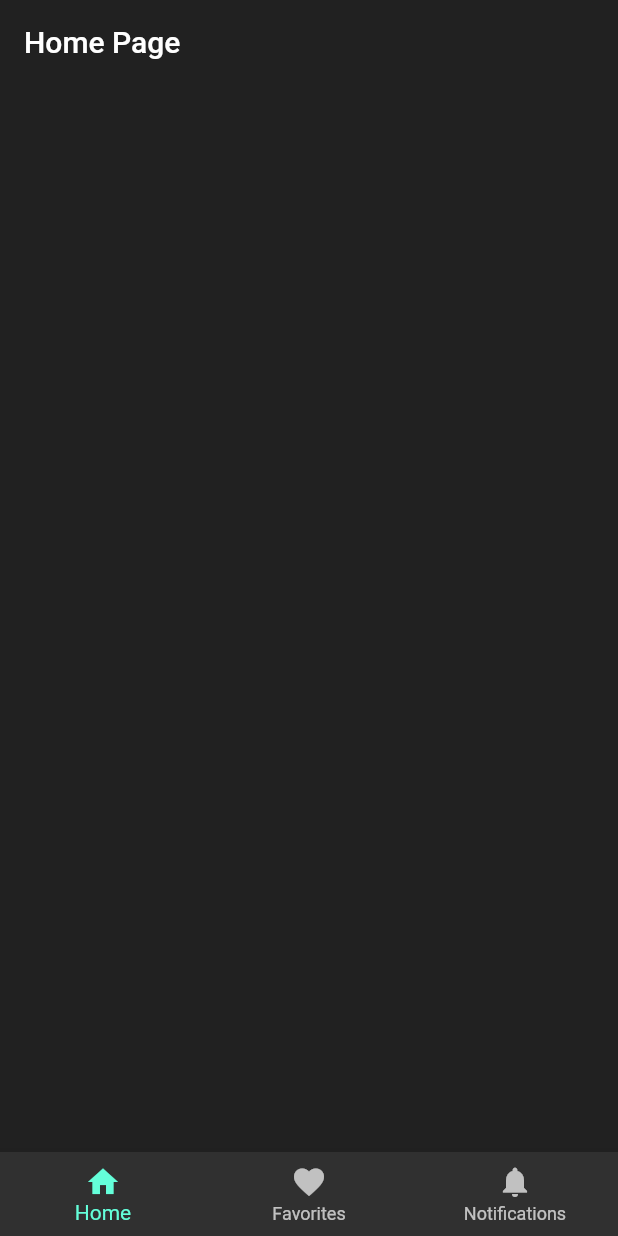
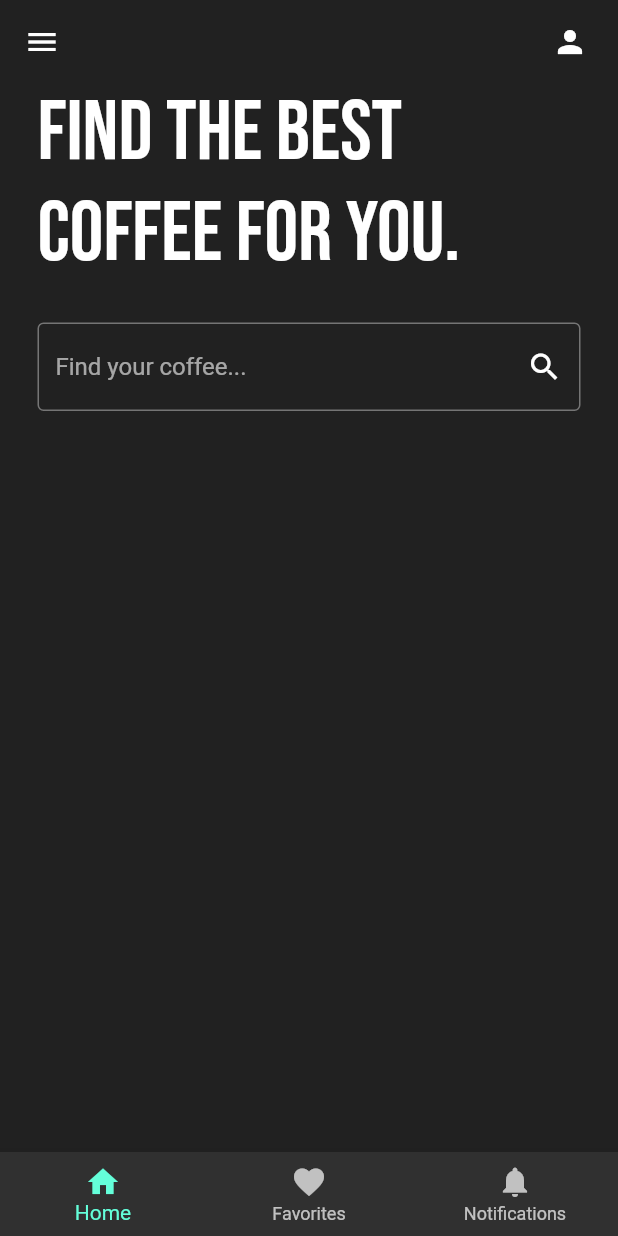
Before and after one commit to CaseyOchieng/Coffe-Ui-app, a Flutter app: the screen it shows after launch, on a phone screen of 412 x 824 dp. Run offline on Flutter 3.47's test engine with Material 2 defaults, Android fonts, the phone set to English and light mode, and no system bars; our stand-ins replace google_fonts.

Commit message:
added a new font

```diff
--- a/lib/pages/home_page.dart
+++ b/lib/pages/home_page.dart
@@ -1,4 +1,5 @@
 import 'package:flutter/material.dart';
+import 'package:google_fonts/google_fonts.dart';
 
 class HomePage extends StatefulWidget {
   const HomePage({super.key});
@@ -13,14 +14,50 @@ class _HomePageState extends State<HomePage> {
     return Scaffold(
       backgroundColor: Colors.grey[900],
       appBar: AppBar(
-        title: const Text('Home Page'),
         backgroundColor: Colors.transparent,
         elevation: 0,
+        leading: const Icon(Icons.menu),
+        actions: const [
+          Padding(
+            padding: EdgeInsets.only(right: 20.0),
+            child: Icon(Icons.person),
+          ),
+        ],
       ),
-      body: const Column(children: [
+      body: Column(children: [
         //Find the best coffee for you
+        Padding(
+          padding: const EdgeInsets.symmetric(horizontal: 25.0),
+          child: Text(
+            'Find the best coffee for you.',
+            style: GoogleFonts.bebasNeue(
+              fontSize: 56,
+            ),
+          ),
+        ),
+        const SizedBox(
+          height: 25,
+        ),
 
         // Search bar
+        Padding(
+          padding: const EdgeInsets.symmetric(horizontal: 25.0),
+          child: TextField(
+            decoration: InputDecoration(
+              focusedBorder: OutlineInputBorder(
+                borderSide: BorderSide(color: Colors.grey.shade600),
+              ),
+              enabledBorder: OutlineInputBorder(
+                borderSide: BorderSide(color: Colors.grey.shade600),
+              ),
+              hintText: 'Find your coffee...',
+              suffixIcon: const Icon(
+                Icons.search,
+                color: Colors.white,
+              ),
+            ),
+          ),
+        )
 
         //Horizontal listview of coffee
       ]),
--- a/pubspec.yaml
+++ b/pubspec.yaml
@@ -35,6 +35,7 @@ dependencies:
   # The following adds the Cupertino Icons font to your application.
   # Use with the CupertinoIcons class for iOS style icons.
   cupertino_icons: ^1.0.2
+  google_fonts: ^6.1.0
 
 dev_dependencies:
   flutter_test:
```
Also changed, not shown: pubspec.lock, 1 other file.
